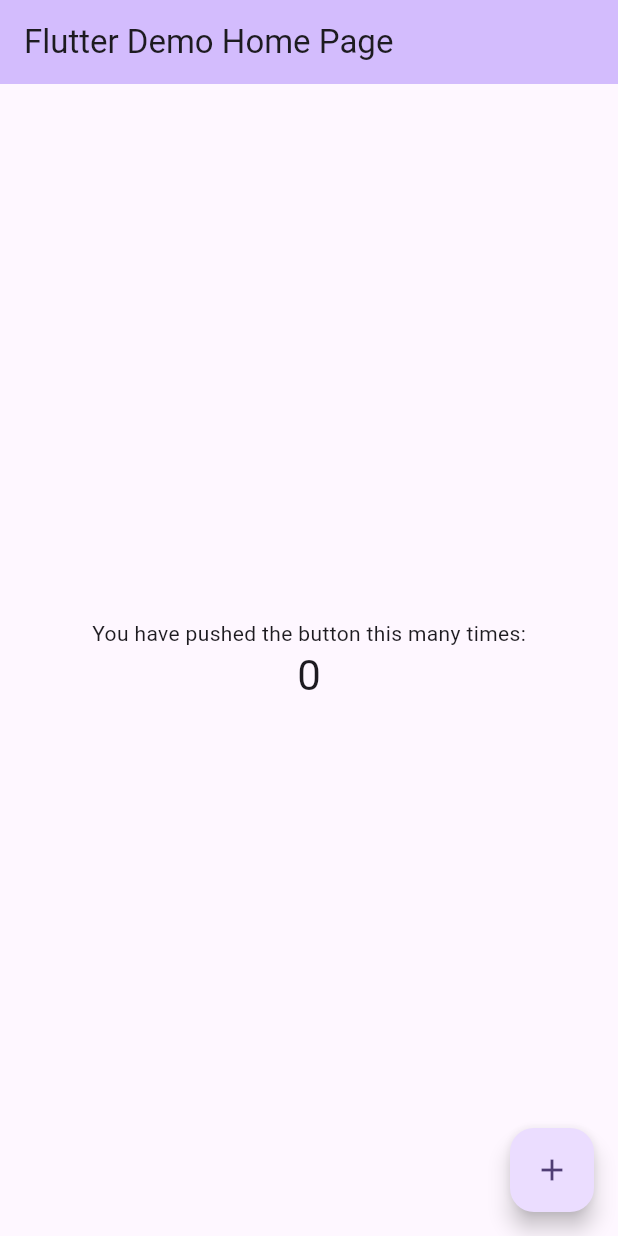
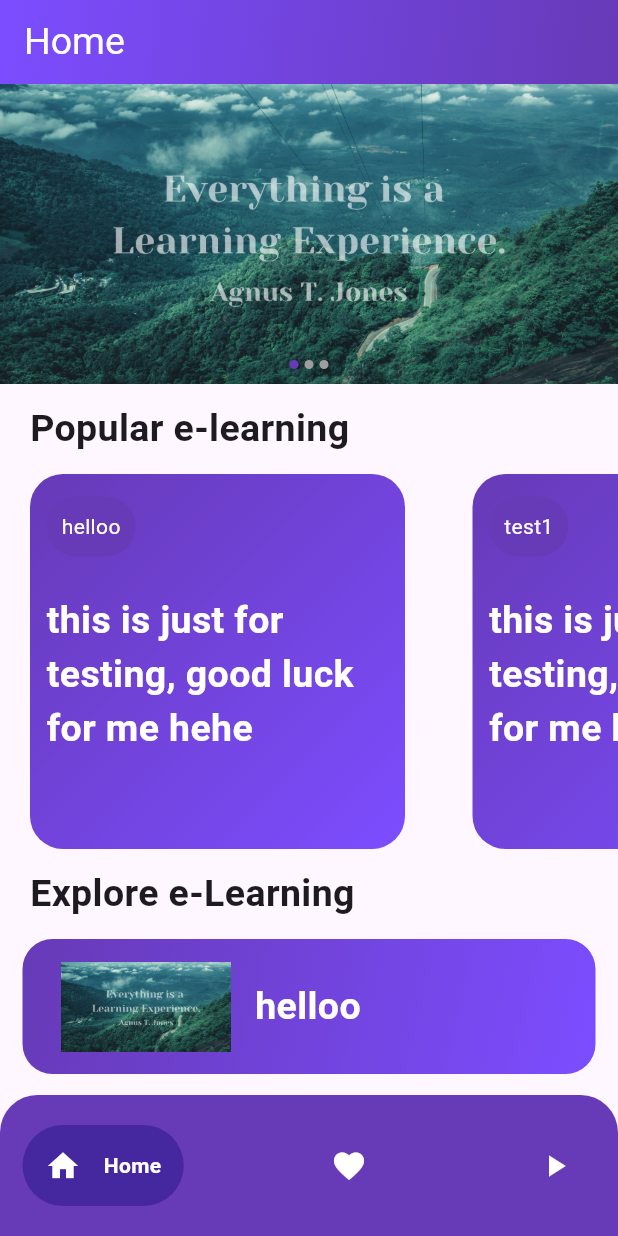
Before and after one commit to JerikoJei/MobileLMS, a Flutter app: the screen it shows after launch, on a phone screen of 412 x 824 dp. Run offline on Flutter 3.47's test engine with Material 2 defaults, Android fonts, the phone set to English and light mode, and no system bars; drawn by our look-alikes of flutter_image_slideshow, google_nav_bar; our stand-ins replace google_fonts.

Commit message:
add feature

```diff
--- /dev/null
+++ b/lib/Utils/image.dart
@@ -0,0 +1,5 @@
+List<String> images = [
+  'assets/Everything is a Learning Experience.png',
+  'assets/Keep Learning, Keep Growing.png',
+  'assets/Learning Never Exhausts The Mind.png',
+];
--- a/lib/main.dart
+++ b/lib/main.dart
@@ -1,4 +1,8 @@
 import 'package:flutter/material.dart';
+import 'package:google_fonts/google_fonts.dart';
+import 'package:lms_app/provider/bottom_nav_provider.dart';
+import 'package:lms_app/widget/nav_bar_widget.dart';
+import 'package:provider/provider.dart';
 
 void main() {
   runApp(const MyApp());
@@ -7,119 +11,24 @@ void main() {
 class MyApp extends StatelessWidget {
   const MyApp({super.key});
 
-  // This widget is the root of your application.
   @override
   Widget build(BuildContext context) {
     return MaterialApp(
+      debugShowCheckedModeBanner: false,
       title: 'Flutter Demo',
       theme: ThemeData(
-        // This is the theme of your application.
-        //
-        // TRY THIS: Try running your application with "flutter run". You'll see
-        // the application has a blue toolbar. Then, without quitting the app,
-        // try changing the seedColor in the colorScheme below to Colors.green
-        // and then invoke "hot reload" (save your changes or press the "hot
-        // reload" button in a Flutter-supported IDE, or press "r" if you used
-        // the command line to start the app).
-        //
-        // Notice that the counter didn't reset back to zero; the application
-        // state is not lost during the reload. To reset the state, use hot
-        // restart instead.
-        //
-        // This works for code too, not just values: Most code changes can be
-        // tested with just a hot reload.
         colorScheme: ColorScheme.fromSeed(seedColor: Colors.deepPurple),
         useMaterial3: true,
+        textTheme: TextTheme(
+          titleLarge: GoogleFonts.roboto(
+            fontSize: 25,
+          ),
+        ),
       ),
-      home: const MyHomePage(title: 'Flutter Demo Home Page'),
+      home: ChangeNotifierProvider(
+        create: (BuildContext context) => BottomNavProvider(),
+        child: const NavBarWidget(),
+      ),
     );
   }
 }
-
-class MyHomePage extends StatefulWidget {
-  const MyHomePage({super.key, required this.title});
-
-  // This widget is the home page of your application. It is stateful, meaning
-  // that it has a State object (defined below) that contains fields that affect
-  // how it looks.
-
-  // This class is the configuration for the state. It holds the values (in this
-  // case the title) provided by the parent (in this case the App widget) and
-  // used by the build method of the State. Fields in a Widget subclass are
-  // always marked "final".
-
-  final String title;
-
-  @override
-  State<MyHomePage> createState() => _MyHomePageState();
-}
-
-class _MyHomePageState extends State<MyHomePage> {
-  int _counter = 0;
-
-  void _incrementCounter() {
-    setState(() {
-      // This call to setState tells the Flutter framework that something has
-      // changed in this State, which causes it to rerun the build method below
-      // so that the display can reflect the updated values. If we changed
-      // _counter without calling setState(), then the build method would not be
-      // called again, and so nothing would appear to happen.
-      _counter++;
-    });
-  }
-
-  @override
-  Widget build(BuildContext context) {
-    // This method is rerun every time setState is called, for instance as done
-    // by the _incrementCounter method above.
-    //
-    // The Flutter framework has been optimized to make rerunning build methods
-    // fast, so that you can just rebuild anything that needs updating rather
-    // than having to individually change instances of widgets.
-    return Scaffold(
-      appBar: AppBar(
-        // TRY THIS: Try changing the color here to a specific color (to
-        // Colors.amber, perhaps?) and trigger a hot reload to see the AppBar
-        // change color while the other colors stay the same.
-        backgroundColor: Theme.of(context).colorScheme.inversePrimary,
-        // Here we take the value from the MyHomePage object that was created by
-        // the App.build method, and use it to set our appbar title.
-        title: Text(widget.title),
-      ),
-      body: Center(
-        // Center is a layout widget. It takes a single child and positions it
-        // in the middle of the parent.
-        child: Column(
-          // Column is also a layout widget. It takes a list of children and
-          // arranges them vertically. By default, it sizes itself to fit its
-          // children horizontally, and tries to be as tall as its parent.
-          //
-          // Column has various properties to control how it sizes itself and
-          // how it positions its children. Here we use mainAxisAlignment to
-          // center the children vertically; the main axis here is the vertical
-          // axis because Columns are vertical (the cross axis would be
-          // horizontal).
-          //
-          // TRY THIS: Invoke "debug painting" (choose the "Toggle Debug Paint"
-          // action in the IDE, or press "p" in the console), to see the
-          // wireframe for each widget.
-          mainAxisAlignment: MainAxisAlignment.center,
-          children: <Widget>[
-            const Text(
-              'You have pushed the button this many times:',
-            ),
-            Text(
-              '$_counter',
-              style: Theme.of(context).textTheme.headlineMedium,
-            ),
-          ],
-        ),
-      ),
-      floatingActionButton: FloatingActionButton(
-        onPressed: _incrementCounter,
-        tooltip: 'Increment',
-        child: const Icon(Icons.add),
-      ), // This trailing comma makes auto-formatting nicer for build methods.
-    );
-  }
-}
--- /dev/null
+++ b/lib/provider/bottom_nav_provider.dart
@@ -0,0 +1,10 @@
+import 'package:flutter/material.dart';
+
+class BottomNavProvider with ChangeNotifier {
+  int selectedIndex = 0;
+
+  void changePage(int index) {
+    selectedIndex = index;
+    notifyListeners();
+  }
+}
--- /dev/null
+++ b/lib/screen/home/home_screen.dart
@@ -0,0 +1,136 @@
+import 'package:flutter/material.dart';
+import 'package:flutter_image_slideshow/flutter_image_slideshow.dart';
+import 'package:google_fonts/google_fonts.dart';
+import 'package:lms_app/Utils/image.dart';
+import 'package:lms_app/screen/course_screen.dart';
+import 'package:lms_app/widget/horizontal_list.dart';
+import 'package:lms_app/widget/vertical_list.dart';
+
+class HomeScreen extends StatefulWidget {
+  const HomeScreen({super.key});
+
+  @override
+  State<HomeScreen> createState() => _HomeScreenState();
+}
+
+class _HomeScreenState extends State<HomeScreen> {
+  final List<String> titless = <String>[
+    'helloo',
+    'test1',
+    'test2',
+    'test3',
+  ];
+  @override
+  Widget build(BuildContext context) {
+    return Scaffold(
+      appBar: AppBar(
+        title: const Text(
+          'Home',
+          style: TextStyle(color: Colors.white),
+        ),
+        //flexiblespace agar bisa memberikan gradient color
+        flexibleSpace: Container(
+          decoration: const BoxDecoration(
+            gradient: LinearGradient(
+              begin: Alignment.topLeft,
+              end: Alignment.bottomRight,
+              colors: <Color>[Colors.deepPurpleAccent, Colors.deepPurple],
+            ),
+          ),
+        ),
+      ),
+      body: ListView(
+        children: [
+          //imageslishow untuk berganti foto di halaman
+          ImageSlideshow(
+            //autoplayinterval = 6 seconds
+            autoPlayInterval: 6000,
+            isLoop: true,
+            width: double.infinity,
+            height: 200,
+            //page yang dimunculkan pertama kali
+            initialPage: 0,
+            //warna untuk bullet
+            indicatorColor: Colors.deepPurple,
+            indicatorBackgroundColor: Colors.grey,
+            //membuat images menjadi map terlebih dahulu, lalu nantinya setiap autoplayinterval imagepath akan berubah,setelah itu lalu diubah kembali menjadi list
+            children: images.map((imagePath) {
+              return Image.asset(
+                imagePath,
+                fit: BoxFit.cover,
+              );
+            }).toList(),
+          ),
+          const SizedBox(
+            height: 12,
+          ),
+          Padding(
+            padding: const EdgeInsets.only(left: 20),
+            child: Text(
+              'Popular e-learning',
+              style:
+                  GoogleFonts.roboto(fontWeight: FontWeight.bold, fontSize: 25),
+            ),
+          ),
+          const SizedBox(
+            height: 12,
+          ),
+          SizedBox(
+            height: 250,
+            child: ListView.builder(
+              scrollDirection: Axis.horizontal,
+              physics: const BouncingScrollPhysics(),
+              itemCount: titless.length,
+              itemBuilder: (context, index) {
+                return GestureDetector(
+                  child: HorizontalList(
+                    title: titless[index],
+                    subtitle: 'this is just for testing, good luck for me hehe',
+                  ),
+                  onTap: () {
+                    Navigator.of(context).push(MaterialPageRoute(
+                        builder: (context) => CourseScreen(
+                              titles: titless[index],
+                              imagess: images[index],
+                            )));
+                  },
+                );
+              },
+            ),
+          ),
+          const SizedBox(
+            height: 12,
+          ),
+          Padding(
+            padding: const EdgeInsets.only(left: 20),
+            child: Text(
+              'Explore e-Learning',
+              style:
+                  GoogleFonts.roboto(fontWeight: FontWeight.bold, fontSize: 25),
+            ),
+          ),
+          const SizedBox(
+            height: 12,
+          ),
+          ListView.builder(
+            shrinkWrap: true,
+            itemCount: 3,
+            scrollDirection: Axis.vertical,
+            itemBuilder: (context, index) {
+              return GestureDetector(
+                  onTap: () {
+                    Navigator.of(context).push(MaterialPageRoute(
+                        builder: (context) => CourseScreen(
+                              imagess: images[index],
+                              titles: titless[index],
+                            )));
+                  },
+                  child: VerticalList(
+                      images: images[index], titles: titless[index]));
+            },
+          )
+        ],
+      ),
+    );
+  }
+}
--- /dev/null
+++ b/lib/widget/horizontal_list.dart
@@ -0,0 +1,57 @@
+import 'package:flutter/material.dart';
+
+class HorizontalList extends StatelessWidget {
+  const HorizontalList(
+      {super.key, required this.title, required this.subtitle});
+
+  final String title, subtitle;
+
+  @override
+  Widget build(BuildContext context) {
+    return Padding(
+      padding: const EdgeInsets.only(left: 20, right: 25),
+      child: Container(
+        width: 250,
+        decoration: BoxDecoration(
+          borderRadius: BorderRadius.circular(22),
+          gradient: const LinearGradient(
+            begin: Alignment.topLeft,
+            end: Alignment.bottomRight,
+            colors: <Color>[Colors.deepPurple, Colors.deepPurpleAccent],
+          ),
+        ),
+        child: Stack(
+          children: [
+            Positioned(
+              left: 11,
+              top: 15,
+              child: Container(
+                padding: const EdgeInsets.all(10),
+                height: 40,
+                decoration: BoxDecoration(
+                    borderRadius: BorderRadius.circular(36),
+                    color: Colors.deepPurple),
+                child: Text(
+                  title,
+                  style: const TextStyle(color: Colors.white),
+                ),
+              ),
+            ),
+            Positioned(
+              left: 11,
+              top: 80,
+              right: 11,
+              child: Text(
+                subtitle,
+                style: const TextStyle(
+                    color: Colors.white,
+                    fontWeight: FontWeight.bold,
+                    fontSize: 25),
+              ),
+            ),
+          ],
+        ),
+      ),
+    );
+  }
+}
--- /dev/null
+++ b/lib/widget/nav_bar_widget.dart
@@ -0,0 +1,72 @@
+import 'package:flutter/material.dart';
+import 'package:lms_app/provider/bottom_nav_provider.dart';
+import 'package:lms_app/screen/home/favorite_screen.dart';
+import 'package:lms_app/screen/home/home_screen.dart';
+import 'package:lms_app/screen/home/learning_screen.dart';
+
+import 'package:provider/provider.dart';
+import 'package:google_nav_bar/google_nav_bar.dart';
+
+class NavBarWidget extends StatefulWidget {
+  const NavBarWidget({super.key});
+
+  @override
+  State<NavBarWidget> createState() => _HomeScreenState();
+}
+
+class _HomeScreenState extends State<NavBarWidget> {
+  final List<Widget> page = <Widget>[
+    const HomeScreen(),
+    const FavoriteScreen(),
+    const LearningScreen(),
+  ];
+  @override
+  Widget build(BuildContext context) {
+    return Scaffold(
+      body: Consumer<BottomNavProvider>(
+        builder: (context, bottomNavProv, _) {
+          return Center(
+            child: page.elementAt(bottomNavProv.selectedIndex),
+          );
+        },
+      ),
+      bottomNavigationBar: Container(
+        decoration: const BoxDecoration(
+          borderRadius: BorderRadius.only(
+              topLeft: Radius.circular(25), topRight: Radius.circular(25)),
+          color: Colors.deepPurple,
+        ),
+        child: Padding(
+          padding: const EdgeInsets.symmetric(horizontal: 15, vertical: 20),
+          child: Consumer<BottomNavProvider>(
+            builder: (context, bottomNavProv, _) {
+              return GNav(
+                padding: const EdgeInsets.all(15),
+                backgroundColor: Colors.deepPurple,
+                tabBackgroundColor: Colors.deepPurple.shade800,
+                gap: 15,
+                color: Colors.white,
+                activeColor: Colors.white,
+                onTabChange: (index) => bottomNavProv.changePage(index),
+                tabs: const [
+                  GButton(
+                    icon: Icons.home,
+                    text: 'Home',
+                  ),
+                  GButton(
+                    icon: Icons.favorite,
+                    text: 'Favorite',
+                  ),
+                  GButton(
+                    icon: Icons.play_arrow,
+                    text: 'Learning',
+                  ),
+                ],
+              );
+            },
+          ),
+        ),
+      ),
+    );
+  }
+}
--- /dev/null
+++ b/lib/widget/vertical_list.dart
@@ -0,0 +1,48 @@
+import 'package:flutter/material.dart';
+
+class VerticalList extends StatelessWidget {
+  const VerticalList({super.key, required this.images, required this.titles});
+  final String images, titles;
+
+  @override
+  Widget build(BuildContext context) {
+    return Padding(
+        padding: const EdgeInsets.only(left: 15, right: 15, bottom: 20),
+        child: Container(
+          height: 90,
+          width: MediaQuery.of(context).size.width,
+          decoration: BoxDecoration(
+              borderRadius: BorderRadius.circular(20),
+              gradient: const LinearGradient(
+                  begin: Alignment.topLeft,
+                  end: Alignment.bottomRight,
+                  colors: <Color>[Colors.deepPurple, Colors.deepPurpleAccent])),
+          child: Padding(
+            padding: const EdgeInsets.only(top: 15, left: 25, bottom: 15),
+            child: Row(children: [
+              Container(
+                height: 115,
+                width: 115,
+                decoration: BoxDecoration(
+                    image: DecorationImage(image: AssetImage(images))),
+              ),
+              Padding(
+                padding: const EdgeInsets.only(left: 15),
+                child: Column(
+                    crossAxisAlignment: CrossAxisAlignment.start,
+                    mainAxisAlignment: MainAxisAlignment.center,
+                    children: [
+                      Text(
+                        titles,
+                        style: const TextStyle(
+                            color: Colors.white,
+                            fontWeight: FontWeight.bold,
+                            fontSize: 25),
+                      )
+                    ]),
+              )
+            ]),
+          ),
+        ));
+  }
+}
```
Also changed, not shown: lib/screen/course_screen.dart (added, +106 -0 lines), lib/screen/home/favorite_screen.dart (added, +32 -0 lines), lib/screen/home/learning_screen.dart (added, +32 -0 lines), lib/screen/video_play.dart (added, +25 -0 lines), lib/widget/playlist_widget.dart (added, +37 -0 lines), pubspec.yaml (+7 -3 lines), assets/Everything is a Learning Experience.png (added), assets/Keep Learning, Keep Growing.png (added), assets/Learning Never Exhausts The Mind.png (added), pubspec.lock, 1 other file.
